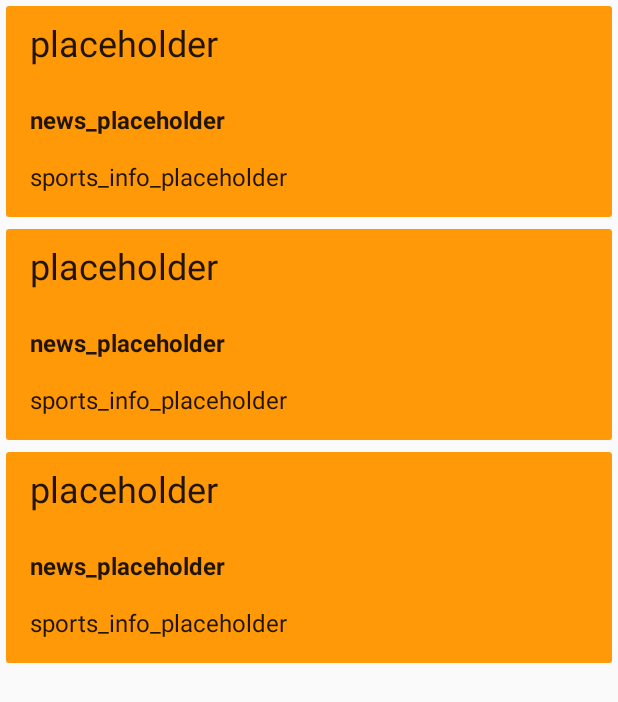
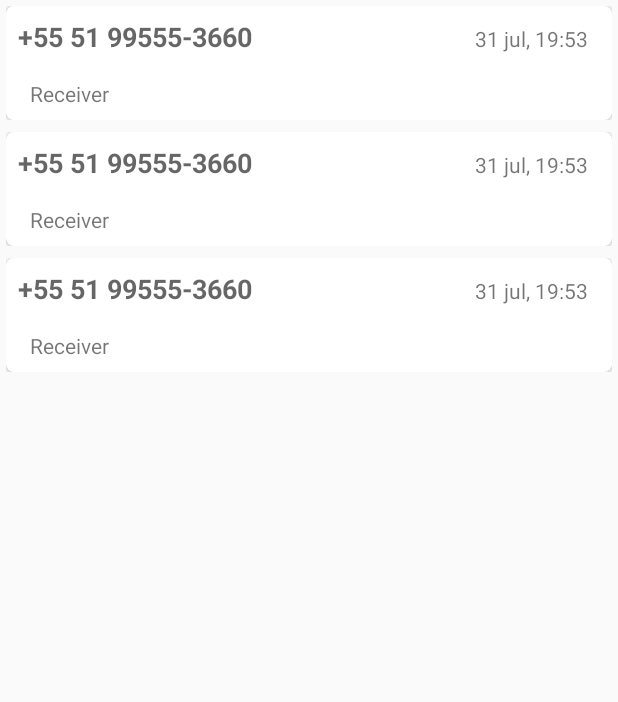
Before and after one commit to antonisganzerla/call-blocker-app, an Android app: the layout fragment_call_log.xml on its own in the app's theme, with its tools: preview values and no code run, on a phone screen of 412 x 824 dp. Shown: the top 702 px of the screen. Run offline under Robolectric (Android 15) with nearby library versions, the phone set to English and light mode, and no system bars.

Commit message:
ajuste cardview log de chamadas

```diff
--- a/app/build.gradle
+++ b/app/build.gradle
@@ -39,4 +39,5 @@ dependencies {
     implementation 'com.squareup.picasso:picasso:2.71828'
     implementation 'com.android.support:recyclerview-v7:28.0.0'
     implementation 'com.android.support:cardview-v7:28.0.0'
+    implementation 'com.googlecode.libphonenumber:libphonenumber:8.10.16'
 }
--- a/app/src/main/java/com/sgztech/blacklist/adapter/CallLogAdapter.kt
+++ b/app/src/main/java/com/sgztech/blacklist/adapter/CallLogAdapter.kt
@@ -1,20 +1,21 @@
 package com.sgztech.blacklist.adapter
 
-import android.util.Log
 import android.view.LayoutInflater
 import android.view.View
 import android.view.ViewGroup
 import androidx.recyclerview.widget.RecyclerView
 import com.sgztech.blacklist.R
+import com.sgztech.blacklist.extension.toPtBrDateString
+import com.sgztech.blacklist.extension.toTelephoneFormated
 import com.sgztech.blacklist.loader.CallLogApp
-import kotlinx.android.synthetic.main.main_line_view.view.*
+import kotlinx.android.synthetic.main.call_log_card_view.view.*
 
 class CallLogAdapter(
     private val list: MutableList<CallLogApp>
 ) : RecyclerView.Adapter<CallLogAdapter.CallLogViewHolder>() {
 
     override fun onCreateViewHolder(parent: ViewGroup, viewType: Int): CallLogViewHolder {
-        val view = LayoutInflater.from(parent.context).inflate(R.layout.main_line_view, parent, false)
+        val view = LayoutInflater.from(parent.context).inflate(R.layout.call_log_card_view, parent, false)
         if(viewType == VIEW_TYPE_EMPTY){
             //load msg vazia
         }else{
@@ -41,15 +42,14 @@ class CallLogAdapter(
 
     inner class CallLogViewHolder(itemView: View) : RecyclerView.ViewHolder(itemView) {
         fun bind(callLog: CallLogApp){
-            itemView.tv_title.text = callLog.number
-            itemView.newsTitle.text = callLog.date
-            itemView.newsInfo.text = callLog.direction
-            Log.w("CallLogViewHolder", "onBindViewHolder $callLog")
+            itemView.tvNumberPhone.text = callLog.number?.toTelephoneFormated()
+            itemView.tvDirection.text = callLog.direction
+            itemView.tvDate.text = callLog.callDayTime?.toPtBrDateString()
         }
     }
 
     companion object{
         const val VIEW_TYPE_EMPTY = 0
-        const val VIEW_TYPE_NORMAL = 0
+        const val VIEW_TYPE_NORMAL = 1
     }
 }
--- /dev/null
+++ b/app/src/main/java/com/sgztech/blacklist/extension/DateExtension.kt
@@ -0,0 +1,8 @@
+package com.sgztech.blacklist.extension
+
+import java.text.SimpleDateFormat
+import java.util.*
+
+fun Date.toPtBrDateString(): String {
+    return SimpleDateFormat("dd/MM/yy HH:mm").format(this)
+}
--- /dev/null
+++ b/app/src/main/java/com/sgztech/blacklist/extension/StringExtension.kt
@@ -0,0 +1,14 @@
+package com.sgztech.blacklist.extension
+
+import com.google.i18n.phonenumbers.PhoneNumberUtil
+import java.lang.Exception
+
+fun String.toTelephoneFormated(): String {
+    try {
+        val phoneUtil = PhoneNumberUtil.getInstance()
+        val phoneNumberFormated = phoneUtil.parse(this, "BR")
+        return phoneUtil.format(phoneNumberFormated, PhoneNumberUtil.PhoneNumberFormat.INTERNATIONAL)
+    }catch (e: Exception){
+        return this
+    }
+}
--- a/app/src/main/java/com/sgztech/blacklist/loader/LogCallLoader.kt
+++ b/app/src/main/java/com/sgztech/blacklist/loader/LogCallLoader.kt
@@ -50,7 +50,7 @@ class LogCallLoader(
             }
         }
         Log.i(TAG_DEBUG, logCallList.toList().toString())
-        callback(logCallList)
+        callback(logCallList.asReversed())
         onDestroy()
     }
 
--- /dev/null
+++ b/app/src/main/res/layout/call_log_card_view.xml
@@ -0,0 +1,62 @@
+<?xml version="1.0" encoding="utf-8"?>
+<LinearLayout
+        xmlns:android="http://schemas.android.com/apk/res/android"
+        xmlns:card_view="http://schemas.android.com/apk/res-auto"
+        android:layout_width="match_parent"
+        android:layout_height="wrap_content"
+        android:layout_margin="4dp">
+
+    <androidx.cardview.widget.CardView
+            android:id="@+id/card_view"
+            android:layout_width="match_parent"
+            android:layout_height="match_parent"
+            android:layout_gravity="center"
+            android:elevation="3dp"
+            android:padding="5dp"
+            card_view:cardCornerRadius="5dp">
+
+        <LinearLayout
+                android:orientation="vertical"
+                android:layout_width="match_parent"
+                android:layout_height="match_parent">
+
+            <LinearLayout
+                    android:orientation="horizontal"
+                    android:layout_width="match_parent"
+                    android:layout_height="wrap_content">
+
+                <TextView
+                        android:id="@+id/tvNumberPhone"
+                        style="@style/TextAppearance.AppCompat.Medium"
+                        android:layout_width="wrap_content"
+                        android:layout_height="wrap_content"
+                        android:textStyle="bold"
+                        android:padding="8dp"
+                        android:hint="+55 51 99555-3660"/>
+
+                <TextView
+                        android:id="@+id/tvDate"
+                        style="@style/TextAppearance.AppCompat.Small"
+                        android:layout_width="match_parent"
+                        android:layout_height="wrap_content"
+                        android:gravity="end"
+                        android:padding="8dp"
+                        android:layout_marginEnd="8dp"
+                        android:text="31 jul, 19:53"/>
+
+            </LinearLayout>
+
+            <TextView
+                    android:id="@+id/tvDirection"
+                    style="@style/TextAppearance.AppCompat.Small"
+                    android:layout_width="match_parent"
+                    android:layout_height="wrap_content"
+                    android:layout_marginStart="8dp"
+                    android:padding="8dp"
+                    android:text="Receiver"/>
+
+        </LinearLayout>
+
+    </androidx.cardview.widget.CardView>
+
+</LinearLayout>
--- a/app/src/main/res/layout/fragment_call_log.xml
+++ b/app/src/main/res/layout/fragment_call_log.xml
@@ -11,6 +11,6 @@
             android:scrollbars="vertical"
             android:layout_width="match_parent"
             android:layout_height="match_parent"
-            tools:listitem="@layout/main_line_view"/>
+            tools:listitem="@layout/call_log_card_view"/>
 
 </FrameLayout>
--- a/app/src/main/res/layout/main_line_view.xml
+++ /dev/null
@@ -1,63 +0,0 @@
-<?xml version="1.0" encoding="utf-8"?>
-<LinearLayout
-        xmlns:android="http://schemas.android.com/apk/res/android"
-        xmlns:card_view="http://schemas.android.com/apk/res-auto"
-        android:layout_width="match_parent"
-        android:layout_height="wrap_content"
-        android:layout_margin="4dp">
-
-    <androidx.cardview.widget.CardView
-            android:id="@+id/card_view"
-            android:layout_width="match_parent"
-            android:layout_height="match_parent"
-            android:layout_gravity="center"
-            android:elevation="3dp"
-            card_view:cardBackgroundColor="@color/colorOrange"
-            android:padding="@dimen/cardview_default_radius"
-            card_view:cardCornerRadius="@dimen/cardview_default_radius">
-
-        <LinearLayout
-                android:orientation="vertical"
-                android:layout_width="match_parent"
-                android:layout_height="match_parent">
-
-            <TextView
-                    android:id="@+id/tv_title"
-                    style="@style/TextAppearance.AppCompat.Headline"
-                    android:layout_width="match_parent"
-                    android:layout_height="wrap_content"
-                    android:layout_alignParentStart="true"
-                    android:layout_marginLeft="8dp"
-                    android:layout_marginBottom="8dp"
-                    android:padding="8dp"
-                    android:text="placeholder"/>
-
-            <TextView
-                    android:id="@+id/newsTitle"
-                    style="@style/TextAppearance.AppCompat.Subhead"
-                    android:layout_width="match_parent"
-                    android:layout_height="wrap_content"
-                    android:layout_alignParentStart="true"
-                    android:layout_marginLeft="8dp"
-                    android:textStyle="bold"
-                    android:padding="8dp"
-                    android:text="news_placeholder"/>
-
-            <TextView
-                    android:id="@+id/newsInfo"
-                    style="@style/TextAppearance.AppCompat.Subhead"
-                    android:layout_width="match_parent"
-                    android:layout_height="wrap_content"
-                    android:layout_below="@+id/newsTitle"
-                    android:layout_alignParentStart="true"
-                    android:layout_marginLeft="8dp"
-                    android:layout_marginBottom="8dp"
-                    android:padding="8dp"
-                    android:text="sports_info_placeholder"
-            />
-
-        </LinearLayout>
-
-    </androidx.cardview.widget.CardView>
-
-</LinearLayout>
```
Also changed, not shown: app/src/main/java/com/sgztech/blacklist/extension/BaseActivityExtension.kt (renamed from app/src/main/java/com/sgztech/blacklist/extension/BaseActivityExtensions.kt).
